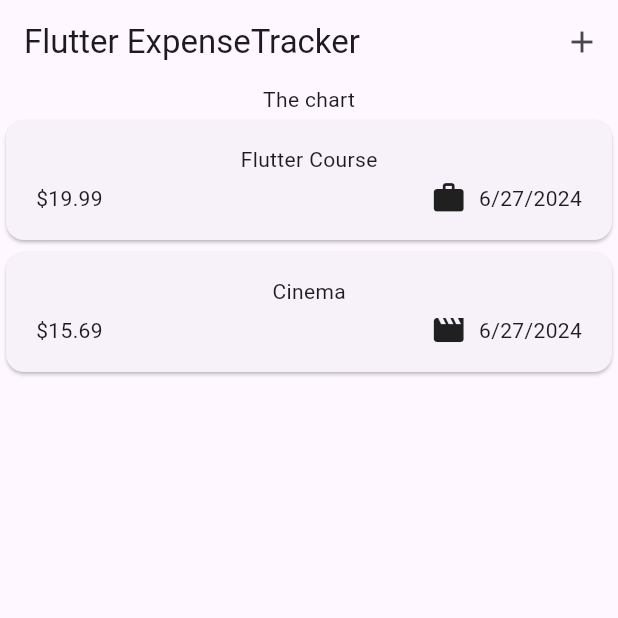
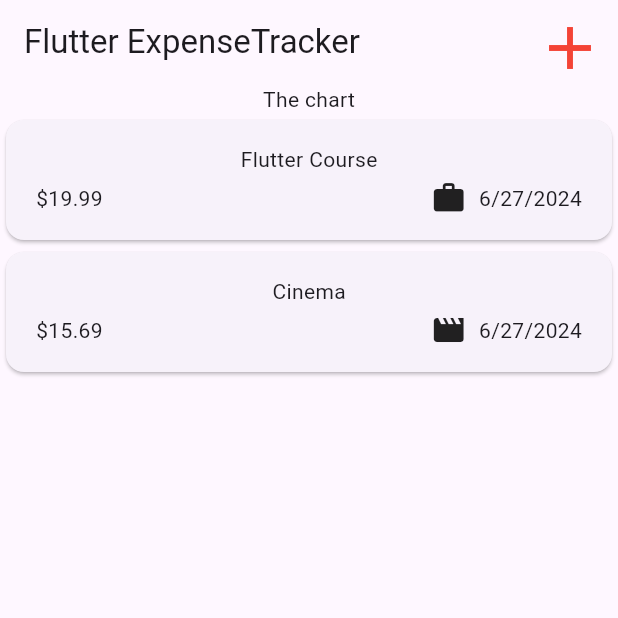
Before and after one commit to Ivar-7/flutter_app1, a Flutter app: the screen it shows after launch, on a phone screen of 412 x 824 dp, the top half of it. Run offline on Flutter 3.47's test engine with Material 3 defaults, Android fonts, the phone set to English and light mode, and no system bars.

Commit message:
hidden by debug

```diff
--- a/lib/widgets/expenses.dart
+++ b/lib/widgets/expenses.dart
@@ -57,7 +57,7 @@ class _ExpensesState extends State<Expenses> {
         actions: [
           IconButton(
             onPressed: _openAddExpenseOverlay,
-            icon: const Icon(Icons.add),
+            icon: const Icon(Icons.add, color: Colors.red, size: 48.0),
           ),
         ],
       ),
```
